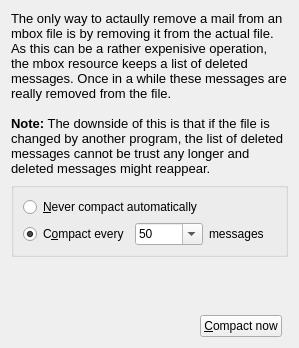
Old version of the form resources/mbox/compactpage.ui in the repository KDE/kdepim-runtime.
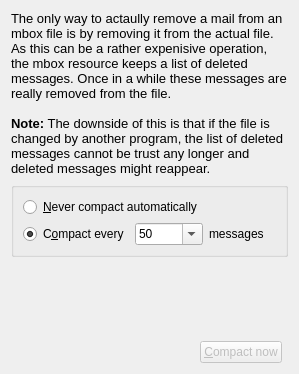
New version of the form.

Commit message: Implement compact feature in the configure dialog.

```diff
--- a/resources/mbox/compactpage.ui
+++ b/resources/mbox/compactpage.ui
@@ -7,14 +7,14 @@
     <x>0</x>
     <y>0</y>
     <width>299</width>
-    <height>348</height>
+    <height>374</height>
    </rect>
   </property>
   <property name="windowTitle">
    <string>Form</string>
   </property>
   <layout class="QGridLayout" name="gridLayout_2">
-   <item row="0" column="0" colspan="3">
+   <item row="0" column="0" colspan="4">
     <widget class="QLabel" name="label">
      <property name="text">
       <string>&lt;!DOCTYPE HTML PUBLIC &quot;-//W3C//DTD HTML 4.0//EN&quot; &quot;http://www.w3.org/TR/REC-html40/strict.dtd&quot;&gt;
@@ -30,7 +30,7 @@
      </property>
     </widget>
    </item>
-   <item row="1" column="0" colspan="3">
+   <item row="1" column="0" colspan="4">
     <widget class="QGroupBox" name="groupBox">
      <property name="title">
       <string/>
@@ -106,14 +106,17 @@
      </property>
     </spacer>
    </item>
-   <item row="3" column="1">
-    <widget class="QPushButton" name="pushButton">
+   <item row="3" column="2">
+    <widget class="QPushButton" name="compactButton">
+     <property name="enabled">
+      <bool>false</bool>
+     </property>
      <property name="text">
       <string>&amp;Compact now</string>
      </property>
     </widget>
    </item>
-   <item row="2" column="1">
+   <item row="2" column="2">
     <spacer name="verticalSpacer">
      <property name="orientation">
       <enum>Qt::Vertical</enum>
@@ -126,6 +129,13 @@
      </property>
     </spacer>
    </item>
+   <item row="3" column="1">
+    <widget class="QLabel" name="messageLabel">
+     <property name="text">
+      <string/>
+     </property>
+    </widget>
+   </item>
   </layout>
  </widget>
  <resources/>
```
The commit also changes 3 other files.
